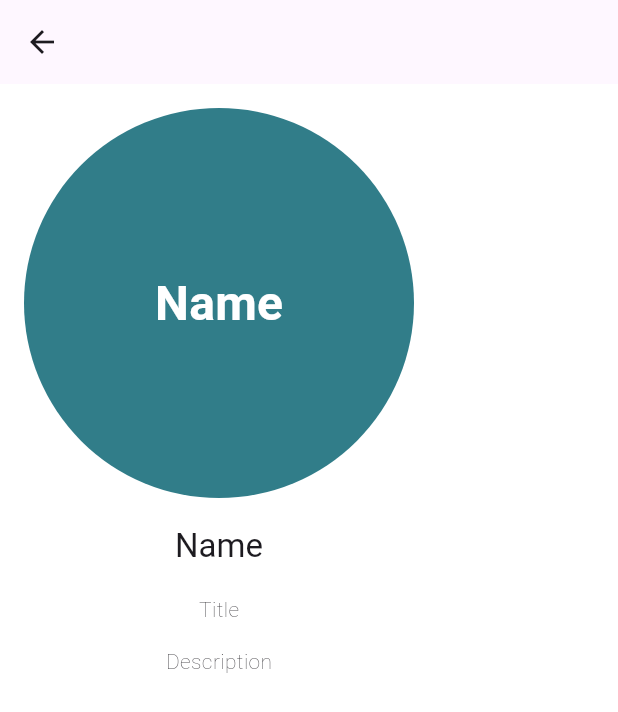
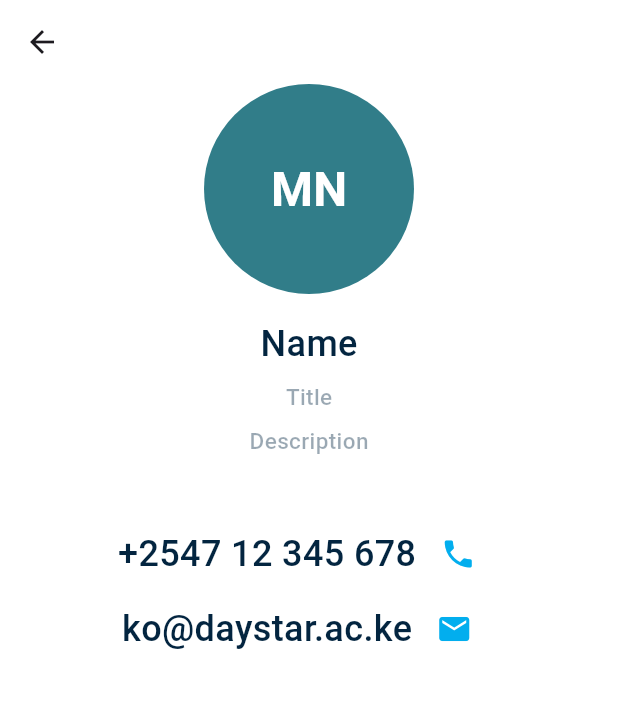
Before and after one commit to dita-daystaruni/orientation_ap, a Flutter app: the ContactDetails screen opened directly, on a phone screen of 412 x 824 dp. Shown: the top 712 px of the screen. Run offline on Flutter 3.47's test engine with Material 3 defaults, Android fonts, the phone set to English and light mode, and no system bars; our stand-ins replace get.

Commit message:
feat: COMPLETED ALL UI AND FUNCTIONALITY

```diff
--- a/lib/constants/custom_colors.dart
+++ b/lib/constants/custom_colors.dart
@@ -1,5 +1,4 @@
 import 'package:flutter/material.dart';
-import 'package:flutter/widgets.dart';
 
 class   CustomColors {
   static const Color buttonColor = Color(0xff02Aeee);
--- a/lib/constants/routes.dart
+++ b/lib/constants/routes.dart
@@ -1,7 +1,6 @@
 import 'package:get/get_navigation/get_navigation.dart';
 import 'package:orientation_app/pages/activitypage.dart';
 import 'package:orientation_app/pages/routines_events_page.dart';
-import 'package:orientation_app/pages/notifications.dart';
 import 'package:orientation_app/pages/sign_in.dart';
 import 'package:orientation_app/pages/sign_up.dart';
 import 'package:orientation_app/pages/splash_screen.dart';
@@ -11,7 +10,6 @@ class AppRoutes {
     GetPage(name: "/splash_screen", page: () => const SplashScreen()),
     GetPage(name: "/sign_in", page: () => const SignIn()),
     GetPage(name: "/sign_up", page: () => const SignUp()),
-    GetPage(name: '/notifications', page: () => const Notifications()),
     GetPage(name: '/activity_page', page: () => const ActivityPage()),
     GetPage(name: '/routines', page: () => const Routines()),
   ];
--- a/lib/pages/contactdetails.dart
+++ b/lib/pages/contactdetails.dart
@@ -1,6 +1,6 @@
 import 'package:flutter/material.dart';
 import 'package:orientation_app/constants/custom_colors.dart';
-import 'package:orientation_app/pages/g9_profile_page.dart';
+import 'package:orientation_app/widgets/text_icon.dart';
 
 class ContactDetails extends StatelessWidget {
   const ContactDetails({super.key});
@@ -10,19 +10,17 @@ class ContactDetails extends StatelessWidget {
     return Scaffold(
       backgroundColor: CustomColors.backgroundColor,
       appBar: AppBar(
+        backgroundColor: CustomColors.backgroundColor,
         automaticallyImplyLeading: true,
       ),
-      body: Padding(
-        padding: const EdgeInsets.all(16.0),
+      body: const Center(
         child: Column(
-          // mainAxisAlignment: MainAxisAlignment.center,
-          // crossAxisAlignment: CrossAxisAlignment.center,
           children: [
-            const CircleAvatar(
-              maxRadius: 130,
+            CircleAvatar(
+              maxRadius: 70,
               backgroundColor: Color.fromRGBO(49, 125, 137, 1),
               child: Text(
-                'Name',
+                'MN',
                 style: TextStyle(
                   color: Colors.white,
                   fontSize: 32,
@@ -30,46 +28,81 @@ class ContactDetails extends StatelessWidget {
                 ),
               ),
             ),
-            const SizedBox(
-              height: 18,
+            Padding(
+              padding: EdgeInsets.only(
+                top: 16.0,
+                bottom: 8.0,
+              ),
+              child: Text(
+                'Name',
+                style: TextStyle(
+                  color: CustomColors.textColor,
+                  fontSize: 24,
+                  fontWeight: FontWeight.w500,
+                ),
+              ),
             ),
-            Text(
-              'Name',
-              style: Theme.of(context).textTheme.titleLarge,
+            Padding(
+              padding: EdgeInsets.only(
+                bottom: 8.0,
+              ),
+              child: const Text(
+                'Title',
+                style: TextStyle(
+                  color: CustomColors.thirdTextColor,
+                  fontSize: 15,
+                  fontWeight: FontWeight.w500,
+                ),
+              ),
             ),
-            const SizedBox(
-              height: 18,
+            Padding(
+              padding: EdgeInsets.only(
+                bottom: 32.0,
+              ),
+              child: Text(
+                'Description',
+                style: TextStyle(
+                  color: CustomColors.thirdTextColor,
+                  fontSize: 15,
+                  fontWeight: FontWeight.w500,
+                ),
+              ),
             ),
-            const Text(
-              'Title',
-              style: TextStyle(fontWeight: FontWeight.w200),
+            IntrinsicWidth(
+              child: Padding(
+                padding: EdgeInsets.symmetric(vertical: 16.0),
+                child: CustomTextIcon(
+                  label: Text(
+                    "+2547 12 345 678",
+                    style: TextStyle(
+                      color: CustomColors.textColor,
+                      fontWeight: FontWeight.w500,
+                      fontSize: 24,
+                    ),
+                  ),
+                  trailingIcon: Icon(
+                    Icons.phone,
+                    color: CustomColors.buttonColor,
+                  ),
+                ),
+              ),
             ),
-            const SizedBox(
-              height: 15,
+            IntrinsicWidth(
+              child: CustomTextIcon(
+                label: Text(
+                  "ko@daystar.ac.ke",
+                  style: TextStyle(
+                    color: CustomColors.textColor,
+                    fontWeight: FontWeight.w500,
+                    fontSize: 24,
+                  ),
+                ),
+                trailingIcon: Icon(
+                  Icons.email,
+                  color: CustomColors.buttonColor,
+                ),
+              ),
             ),
-            const Text(
-              'Description',
-              style: TextStyle(fontWeight: FontWeight.w200),
-            ),
-            const SizedBox(
-              height: 20,
-            ),
-            // TextIcon(
-            //   leadingIcon: null,
-            //   label: '+ 254 712 345 678',
-            //   trailingIcon: Image.asset(
-            //     'assets/images/call.png',
-            //     height: 30,
-            //   ),
-            // ),
-            // const SizedBox(
-            //   height: 10,
-            // ),
-            // TextIcon(
-            //   label: 'user@daystar.ac.ke',
-            //   trailingIcon:
-            //       Image.asset('assets/images/fluent-emoji-flat_e-mail.png'),
-            // ),
           ],
         ),
       ),
--- a/lib/pages/faq_page.dart
+++ b/lib/pages/faq_page.dart
@@ -1,6 +1,6 @@
 import 'package:flutter/material.dart';
 import 'package:orientation_app/constants/custom_colors.dart';
-import 'package:orientation_app/constants/custom_icons/CustomIcons.dart';
+import 'package:orientation_app/constants/custom_icons/custom_icons.dart';
 import 'package:orientation_app/widgets/documents_tile.dart';
 import 'package:orientation_app/widgets/faqtile.dart';
 import 'package:orientation_app/widgets/text_icon.dart';
--- a/lib/pages/freshman_dashboard_page.dart
+++ b/lib/pages/freshman_dashboard_page.dart
@@ -52,7 +52,7 @@ class FreshmanDashboardPage extends StatelessWidget {
                       redirectionPage: const ContactDetails(),
                     );
                   },
-                  itemCount: contacts.length,
+                  itemCount: 10,
                   scrollDirection: Axis.horizontal,
                 ),
               ),
--- a/lib/pages/g9_family_view_page.dart
+++ b/lib/pages/g9_family_view_page.dart
@@ -115,7 +115,7 @@ class G9FamilyViewPage extends StatelessWidget {
                     return ContactTile(
                       label: "RM",
                       idx: idx,
-                      sizes: 35,
+                      sizes: 30,
                       redirectionPage: const StudentDetailsPage(),
                     );
                   },
--- a/lib/pages/parent_dashboard_page.dart
+++ b/lib/pages/parent_dashboard_page.dart
@@ -24,6 +24,8 @@ class ParentDashboardPage extends StatelessWidget {
         children: [
           CustomAppBar(
             firstName: user.firstName,
+            isG9: false,
+            canEdit: true,
           ),
           const Padding(
             padding: EdgeInsets.all(8.0),
@@ -53,7 +55,7 @@ class ParentDashboardPage extends StatelessWidget {
                     redirectionPage: ContactDetails(),
                   );
                 },
-                itemCount: contacts.length,
+                itemCount: 7,
                 scrollDirection: Axis.horizontal,
               ),
             ),
--- a/lib/pages/sign_in.dart
+++ b/lib/pages/sign_in.dart
@@ -185,8 +185,9 @@ class _SignInState extends State<SignIn> {
                           }
                         },
                         style: const ButtonStyle(
-                          backgroundColor: MaterialStatePropertyAll(
-                              CustomColors.buttonColor),
+                          backgroundColor: WidgetStatePropertyAll(
+                            CustomColors.buttonColor,
+                          ),
                         ),
                         child: const Text(
                           "Log In",
```
Also changed, not shown: lib/pages/activitypage.dart (+60 -23 lines), lib/pages/freshman_profile_page.dart (+6 -2 lines), lib/pages/g9_profile_page.dart (+9 -2 lines), lib/pages/g9dashboard_page.dart (+24 -7 lines), lib/pages/parent_profile_page.dart (+7 -1 lines), lib/widgets/contact_tile.dart (+56 -57 lines), lib/widgets/custom_appbar.dart (+11 -2 lines).
